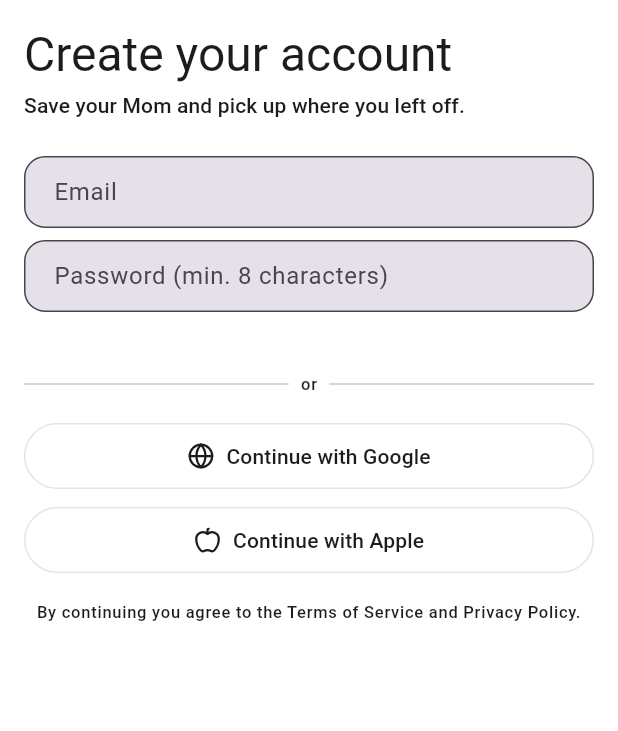
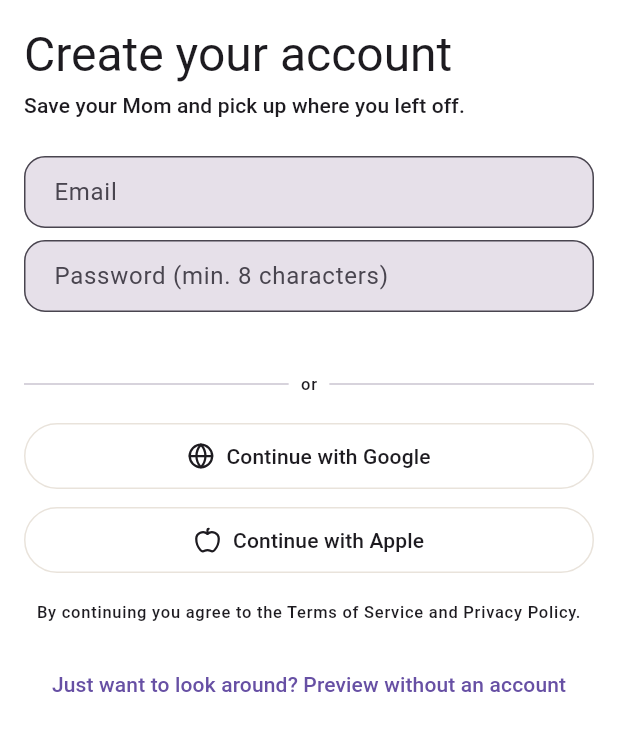
Before and after one commit to projectsdev77/AI-MOM, a Flutter app: the _AuthStep screen opened directly with empty values, on a phone screen of 412 x 824 dp. Shown: the top 731 px of the screen. Run offline on Flutter 3.47's test engine with Material 3 defaults, Android fonts, the phone set to English and light mode, and no system bars; our stand-ins replace flutter_riverpod, go_router, google_fonts, google_sign_in, lucide_icons_flutter, sign_in_with_apple and 1 more; missing offline and left inert: purchases_flutter; accounts and stored records are empty.

Commit message:
Fix onboarding overflow, add preview-without-account option
Two fixes from real testing:

- The "how often should Mom check in" and multi-select onboarding
  steps used a plain Column/Wrap with no scroll fallback, so a short
  browser window (or a small phone screen) overflowed and threw a
  RenderFlex error. Wrapped both in SingleChildScrollView.

- Added a "Preview without an account" link on the sign-up step. Real
  sign-up can't work without a working Supabase project, which makes
  it impossible to see anything past onboarding while just trying out
  the design. The link sets a plain (non-persisted, not Riverpod —
  go_router's redirect can't read a provider) preview flag the router
  checks alongside a real session; every screen already degrades
  gracefully with no signed-in user (none of the repositories force-
  unwrap the user id), so no other changes were needed for this to
  work end-to-end.

Verified both by scripting a full walkthrough of onboarding through to
the dashboard against a real build, not just by reading the code.

Co-Authored-By: Claude Sonnet 5 <noreply@anthropic.com>
Claude-Session: https://claude.ai/code/session_01Dxv1U72ANR5bZzasEpbFq6

```diff
--- a/lib/features/onboarding/onboarding_flow.dart
+++ b/lib/features/onboarding/onboarding_flow.dart
@@ -1,7 +1,9 @@
 import 'package:flutter/material.dart';
 import 'package:flutter_riverpod/flutter_riverpod.dart';
+import 'package:go_router/go_router.dart';
 import 'package:lucide_icons_flutter/lucide_icons.dart';
 
+import '../../core/config/preview_mode.dart';
 import '../../core/providers/app_state_provider.dart';
 import '../../core/providers/service_providers.dart';
 import '../../core/theme/app_colors.dart';
@@ -181,6 +183,10 @@ class _OnboardingFlowState extends ConsumerState<OnboardingFlow> {
                     error: _error,
                     onGoogleTap: () => _socialSignIn(ref.read(authServiceProvider).signInWithGoogle),
                     onAppleTap: () => _socialSignIn(ref.read(authServiceProvider).signInWithApple),
+                    onPreviewTap: () {
+                      previewModeEnabled = true;
+                      context.go('/dashboard');
+                    },
                   ),
                 ],
               ),
@@ -317,6 +323,7 @@ class _MultiSelectStep extends StatelessWidget {
     return _StepScaffold(
       title: title,
       subtitle: subtitle,
+      child: SingleChildScrollView(
         child: Wrap(
           spacing: AppSpacing.sm,
           runSpacing: AppSpacing.sm,
@@ -324,6 +331,7 @@ class _MultiSelectStep extends StatelessWidget {
             for (final o in options)
               _ChoiceCard(label: o, selected: selected.contains(o), onTap: () => onToggle(o)),
           ],
+        ),
       ),
     );
   }
@@ -339,6 +347,7 @@ class _FrequencyStep extends StatelessWidget {
     return _StepScaffold(
       title: 'How often should Mom check in?',
       subtitle: 'You can change this later in Settings.',
+      child: SingleChildScrollView(
         child: Column(
           children: [
             for (final f in _frequencyOptions)
@@ -352,6 +361,7 @@ class _FrequencyStep extends StatelessWidget {
                 ),
               ),
           ],
+        ),
       ),
     );
   }
@@ -407,6 +417,7 @@ class _AuthStep extends StatelessWidget {
     required this.error,
     required this.onGoogleTap,
     required this.onAppleTap,
+    required this.onPreviewTap,
   });
 
   final TextEditingController emailController;
@@ -416,6 +427,7 @@ class _AuthStep extends StatelessWidget {
   final String? error;
   final VoidCallback onGoogleTap;
   final VoidCallback onAppleTap;
+  final VoidCallback onPreviewTap;
 
   @override
   Widget build(BuildContext context) {
@@ -483,6 +495,13 @@ class _AuthStep extends StatelessWidget {
             style: theme.textTheme.labelSmall,
             textAlign: TextAlign.center,
           ),
+          const SizedBox(height: AppSpacing.lg),
+          Center(
+            child: TextButton(
+              onPressed: submitting ? null : onPreviewTap,
+              child: const Text('Just want to look around? Preview without an account'),
+            ),
+          ),
         ],
       ),
     );
--- a/lib/router.dart
+++ b/lib/router.dart
@@ -1,6 +1,7 @@
 import 'package:go_router/go_router.dart';
 import 'package:supabase_flutter/supabase_flutter.dart';
 
+import 'core/config/preview_mode.dart';
 import 'core/routing/go_router_refresh_stream.dart';
 import 'features/chat/chat_screen.dart';
 import 'features/dashboard/dashboard_screen.dart';
@@ -16,7 +17,7 @@ final appRouter = GoRouter(
     Supabase.instance.client.auth.onAuthStateChange,
   ),
   redirect: (context, state) {
-    final loggedIn = Supabase.instance.client.auth.currentSession != null;
+    final loggedIn = Supabase.instance.client.auth.currentSession != null || previewModeEnabled;
     final onOnboarding = state.matchedLocation == '/onboarding';
     if (!loggedIn && !onOnboarding) return '/onboarding';
     if (loggedIn && onOnboarding) return '/dashboard';
```
Also changed, not shown: lib/core/config/preview_mode.dart (added, +11 -0 lines). Lines whose indentation alone changed are shown as unchanged.
